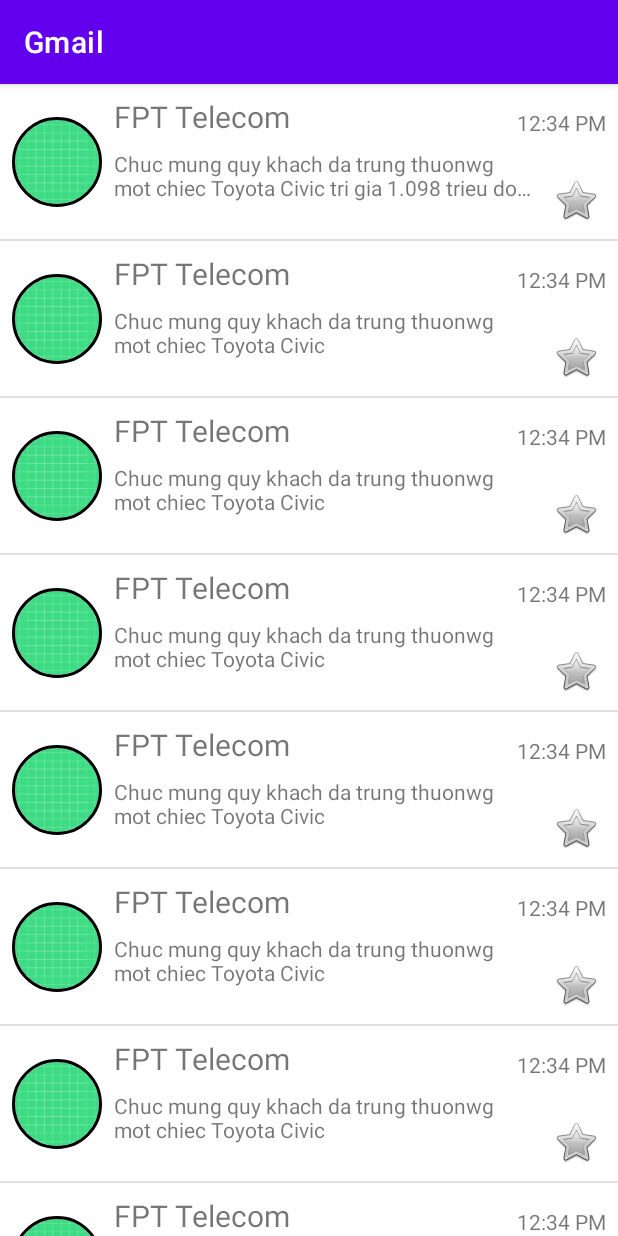
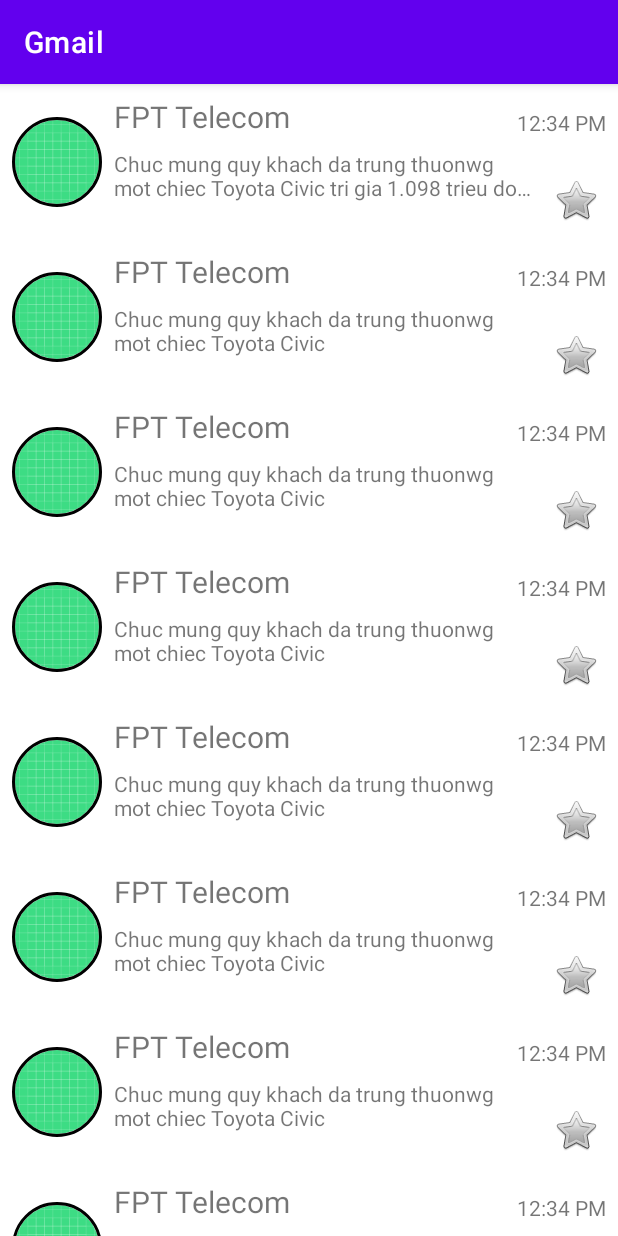
Before and after one commit to doitunglam/GmailRecyclerView, an Android app: the screen it shows after launch (MainActivity), on a phone screen of 412 x 824 dp. Run offline under Robolectric (Android 15) with nearby library versions, the phone set to English and light mode, and no system bars; our stand-ins replace CircleImageView; libraries missing offline, so code that uses them is left out: com.avatarfirst.avatargenlib; 1 statement that could not run was skipped.

Commit message:
code change

```diff
--- a/app/src/main/java/com/example/gmail/MailAdapter.kt
+++ b/app/src/main/java/com/example/gmail/MailAdapter.kt
@@ -1,86 +1,31 @@
 package com.example.gmail
 
-import android.content.Context
 import android.graphics.Color
 import android.view.LayoutInflater
 import android.view.View
 import android.view.ViewGroup
-import android.widget.ArrayAdapter
-import android.widget.BaseAdapter
 import android.widget.TextView
+import androidx.recyclerview.widget.RecyclerView
 import com.avatarfirst.avatargenlib.AvatarGenerator
 import de.hdodenhof.circleimageview.CircleImageView
 
 
-class MailAdapter(private val context: Context, private val dataSource: ArrayList<Email>) : BaseAdapter() {
-    private val inflater: LayoutInflater
-            = context.getSystemService(Context.LAYOUT_INFLATER_SERVICE) as LayoutInflater
-
-    /**
-     * How many items are in the data set represented by this Adapter.
-     *
-     * @return Count of items.
-     */
-    override fun getCount(): Int {
-        return dataSource.size
+class MailAdapter(val items: ArrayList<Email>) : RecyclerView.Adapter<MailAdapter.MailViewHolder>() {
+    class MailViewHolder(val itemView : View) : RecyclerView.ViewHolder(itemView){
+        val sender = itemView.findViewById<TextView>(R.id.sender)
+        val content = itemView.findViewById<TextView>(R.id.content)
+        val sendDate = itemView.findViewById<TextView>(R.id.sendDate)
+        val avatar = itemView.findViewById<CircleImageView>(R.id.avatar)
     }
 
-    /**
-     * Get the data item associated with the specified position in the data set.
-     *
-     * @param position Position of the item whose data we want within the adapter's
-     * data set.
-     * @return The data at the specified position.
-     */
-    override fun getItem(position: Int): Email {
-        return dataSource[position]
+    override fun onCreateViewHolder(parent: ViewGroup, viewType: Int): MailViewHolder {
+        val itemView = LayoutInflater.from(parent.context).inflate(R.layout.email_layout, parent, false);
+        return  MailViewHolder(itemView);
     }
 
-    /**
-     * Get the row id associated with the specified position in the list.
-     *
-     * @param position The position of the item within the adapter's data set whose row id we want.
-     * @return The id of the item at the specified position.
-     */
-    override fun getItemId(position: Int): Long {
-        return position.toLong()
-    }
-
-    /**
-     * Get a View that displays the data at the specified position in the data set. You can either
-     * create a View manually or inflate it from an XML layout file. When the View is inflated, the
-     * parent View (GridView, ListView...) will apply default layout parameters unless you use
-     * [android.view.LayoutInflater.inflate]
-     * to specify a root view and to prevent attachment to the root.
-     *
-     * @param position The position of the item within the adapter's data set of the item whose view
-     * we want.
-     * @param convertView The old view to reuse, if possible. Note: You should check that this view
-     * is non-null and of an appropriate type before using. If it is not possible to convert
-     * this view to display the correct data, this method can create a new view.
-     * Heterogeneous lists can specify their number of view types, so that this View is
-     * always of the right type (see [.getViewTypeCount] and
-     * [.getItemViewType]).
-     * @param parent The parent that this view will eventually be attached to
-     * @return A View corresponding to the data at the specified position.
-     */
-    override fun getView(position: Int, convertView: View?, parent: ViewGroup?): View {
-        val rowView = inflater.inflate(R.layout.email_layout, parent, false)
-
-        val senderTextView = rowView.findViewById(R.id.sender) as TextView
-
-        val contentTextView = rowView.findViewById(R.id.content) as TextView
-
-        val sendDateTextView  = rowView.findViewById<TextView>(R.id.sendDate)
-
-        val avatarImageView = rowView.findViewById<CircleImageView>(R.id.avatar)
-
-        val email  = getItem(position)
-        senderTextView.text = email.sender
-        contentTextView.text = email.content
-        sendDateTextView.text = email.recceiveTime
-
-        avatarImageView.setImageDrawable(AvatarGenerator.AvatarBuilder(context)
+    override fun onBindViewHolder(holder: MailViewHolder, position: Int) {
+        val email = items[position]
+        holder.avatar.setImageDrawable(AvatarGenerator.AvatarBuilder(holder.avatar.context)
             .setLabel(email.sender[0].toString())
             .setAvatarSize(80)
             .setTextSize(15)
@@ -88,7 +33,13 @@ class MailAdapter(private val context: Context, private val dataSource: ArrayLis
             .toCircle()
             .setBackgroundColor(Color.RED)
             .build())
+        holder.sender.text = email.sender
+        holder.content.text = email.content
+        holder.sendDate.text = email.recceiveTime
+    }
 
-        return rowView
+    override fun getItemCount(): Int {
+        return items.size
+
     }
 }
--- a/app/src/main/java/com/example/gmail/MainActivity.kt
+++ b/app/src/main/java/com/example/gmail/MainActivity.kt
@@ -3,6 +3,8 @@ package com.example.gmail
 import androidx.appcompat.app.AppCompatActivity
 import android.os.Bundle
 import android.widget.ListView
+import androidx.recyclerview.widget.LinearLayoutManager
+import androidx.recyclerview.widget.RecyclerView
 import java.util.Date
 
 class MainActivity : AppCompatActivity() {
@@ -43,8 +45,12 @@ class MainActivity : AppCompatActivity() {
         listEmail.add(Email("FPT Telecom", "Chuc mung quy khach da trung thuonwg mot chiec Toyota Civic", "12:34 PM"))
 
 
-        val adapter = MailAdapter(this, listEmail);
-        findViewById<ListView>(R.id.emailListView).adapter = adapter
+        val adapter = MailAdapter( listEmail);
+        val emailListView = findViewById<RecyclerView>(R.id.email_list_view);
+        emailListView.adapter = adapter;
+        emailListView.layoutManager = LinearLayoutManager(this);
+
+
 
     }
 }
--- a/app/src/main/res/layout/activity_main.xml
+++ b/app/src/main/res/layout/activity_main.xml
@@ -6,11 +6,8 @@
     android:layout_height="match_parent"
     tools:context=".MainActivity">
 
-    <ListView
-        android:id="@+id/emailListView"
-        android:layout_width="fill_parent"
-        android:layout_height="wrap_content"
-        app:layout_constraintEnd_toEndOf="parent"
-        app:layout_constraintStart_toStartOf="parent"
-        app:layout_constraintTop_toTopOf="parent" />
+    <androidx.recyclerview.widget.RecyclerView
+        android:id="@+id/email_list_view"
+        android:layout_width="match_parent"
+        android:layout_height="match_parent" />
 </androidx.constraintlayout.widget.ConstraintLayout>
```
